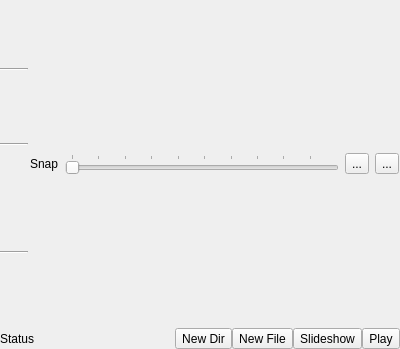
This is lumina-fm/widgets/DirWidget.ui in lumina-desktop/lumina as Qt 5 draws it before an edit. The edited form follows.
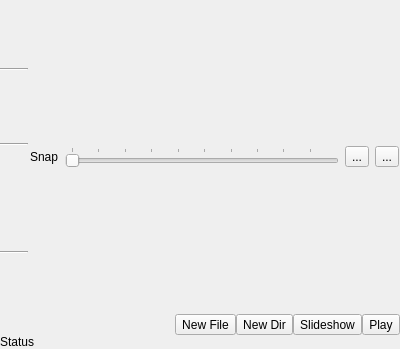
This is the edited form.

Commit message: Clean up some more of lumina-fm: 1) Put the status label on a line below all the buttons (they get crushed together with multiple columns) 2) Fix the time-based event processing when loading a directory (1/2 second updates now) 3) Update the drag/drop indicator items based on the directory underneath. 4) Fix the F5 keyboard shortcut to refresh a directory.

```diff
--- a/lumina-fm/widgets/DirWidget.ui
+++ b/lumina-fm/widgets/DirWidget.ui
@@ -36,29 +36,21 @@
     <layout class="QHBoxLayout" name="toolbar_layout"/>
    </item>
    <item row="3" column="0" colspan="2">
-    <layout class="QHBoxLayout" name="horizontalLayout_2">
+    <layout class="QVBoxLayout" name="verticalLayout">
      <item>
-      <widget class="QLabel" name="label_status">
-       <property name="text">
-        <string notr="true">Status</string>
-       </property>
-       <property name="wordWrap">
-        <bool>true</bool>
-       </property>
-      </widget>
-     </item>
+      <layout class="QHBoxLayout" name="horizontalLayout">
      <item>
-      <widget class="QToolButton" name="tool_new_dir">
-       <property name="statusTip">
-        <string>Create a new directory</string>
-       </property>
-       <property name="text">
-        <string>New Dir</string>
-       </property>
-       <property name="toolButtonStyle">
-        <enum>Qt::ToolButtonTextBesideIcon</enum>
-       </property>
-      </widget>
+        <spacer name="horizontalSpacer">
+         <property name="orientation">
+          <enum>Qt::Horizontal</enum>
+         </property>
+         <property name="sizeHint" stdset="0">
+          <size>
+           <width>40</width>
+           <height>20</height>
+          </size>
+         </property>
+        </spacer>
      </item>
      <item>
       <widget class="QToolButton" name="tool_new_file">
@@ -73,6 +65,19 @@
        </property>
       </widget>
      </item>
+       <item>
+        <widget class="QToolButton" name="tool_new_dir">
+         <property name="statusTip">
+          <string>Create a new directory</string>
+         </property>
+         <property name="text">
+          <string>New Dir</string>
+         </property>
+         <property name="toolButtonStyle">
+          <enum>Qt::ToolButtonTextBesideIcon</enum>
+         </property>
+        </widget>
+       </item>
      <item>
       <widget class="QToolButton" name="tool_goToImages">
        <property name="statusTip">
@@ -108,6 +113,18 @@
        </property>
        <property name="toolButtonStyle">
         <enum>Qt::ToolButtonTextBesideIcon</enum>
+         </property>
+        </widget>
+       </item>
+      </layout>
+     </item>
+     <item>
+      <widget class="QLabel" name="label_status">
+       <property name="text">
+        <string notr="true">Status</string>
+       </property>
+       <property name="wordWrap">
+        <bool>true</bool>
        </property>
       </widget>
      </item>
```
Lines whose indentation alone changed are shown as unchanged. The commit also changes 5 other files.
